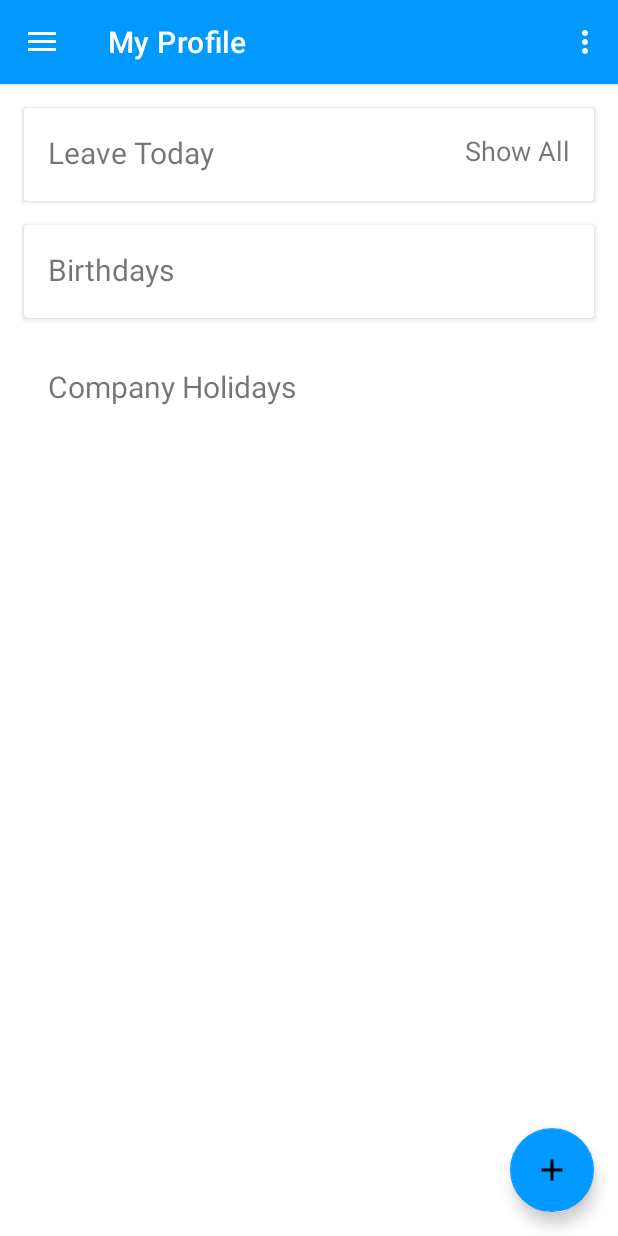
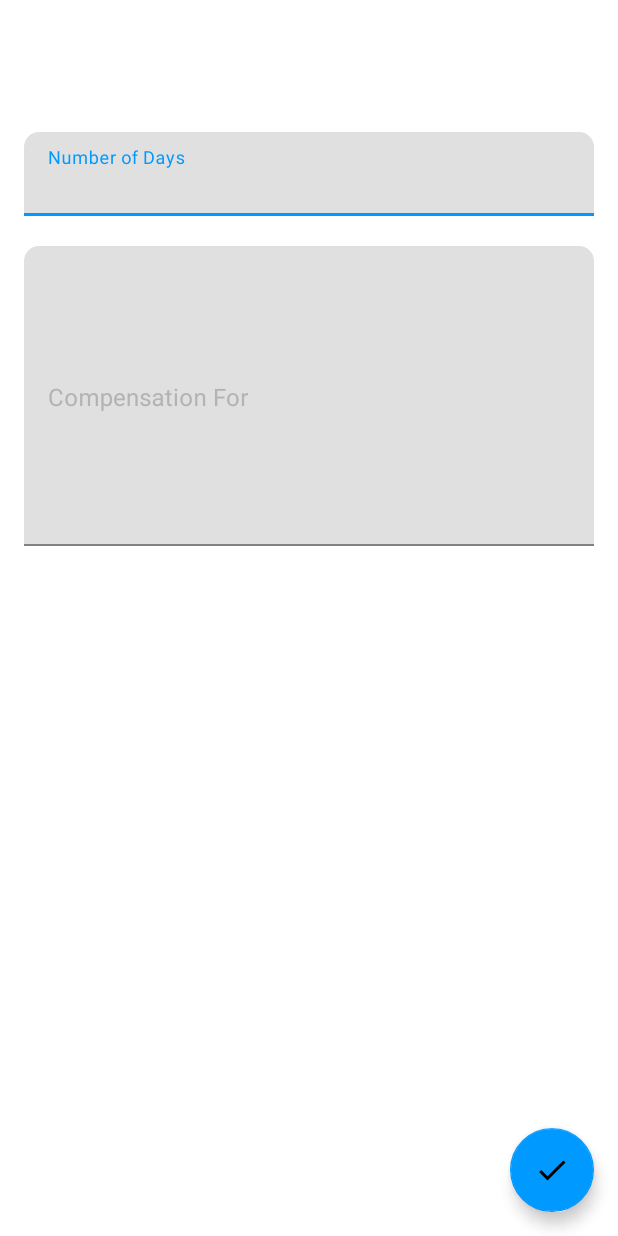
Before and after one commit to incwell-technology/and-lms, an Android app: the DashboardActivity screen opened directly, with no data from a screen before it, in the side drawer, after a tap on "Apply Compensation", on a phone screen of 412 x 824 dp. Run offline under Robolectric (Android 15) with nearby library versions, the phone set to English and light mode, and no system bars; our stand-ins replace Picasso, data binding; libraries missing offline, so code that uses them is left out: com.mikhaellopez.circularimageview, com.orhanobut.hawk, com.xwray.groupie; network calls fail; pictures from the network do not load; 4 statements that could not run were skipped.

Commit message:
compensation feature done

```diff
--- a/app/src/main/AndroidManifest.xml
+++ b/app/src/main/AndroidManifest.xml
@@ -15,7 +15,9 @@
             android:supportsRtl="true"
             android:theme="@style/AppTheme"
             tools:ignore="GoogleAppIndexingWarning">
-        <activity android:name="com.incwelltechnology.lms.ui.leaveRequest.LeaveActivity">
+        <activity android:name=".ui.compensation.CompensationActivity">
+        </activity>
+        <activity android:name=".ui.leaveRequest.LeaveActivity">
         </activity>
         <activity android:name=".ui.employee.EmployeeActivity">
         </activity>
--- /dev/null
+++ b/app/src/main/java/com/incwelltechnology/lms/data/model/Compensation.kt
@@ -0,0 +1,6 @@
+package com.incwelltechnology.lms.data.model
+
+data class Compensation(
+    val days:String,
+    val leave_reason:String
+)
--- a/app/src/main/java/com/incwelltechnology/lms/data/network/LmsApi.kt
+++ b/app/src/main/java/com/incwelltechnology/lms/data/network/LmsApi.kt
@@ -27,6 +27,9 @@ interface LmsApi {
     @POST("leaves/create")
     suspend fun applyLeave(@Body leaveRequest: LeaveRequest):Response<BaseResponse<LeaveRequest>>
 
+    @POST("compensation/create")
+    suspend fun createCompensation(@Body compensationApply: Compensation): Response<BaseResponse<Compensation>>
+
 
     companion object {
         operator fun invoke(userTokenInterceptor: UserTokenInterceptor,networkConnectionInterceptor: NetworkConnectionInterceptor): LmsApi {
--- /dev/null
+++ b/app/src/main/java/com/incwelltechnology/lms/module/CompensationModules.kt
@@ -0,0 +1,13 @@
+package com.incwelltechnology.lms.module
+
+import com.incwelltechnology.lms.data.repository.CompensationRepository
+import com.incwelltechnology.lms.ui.compensation.CompensationActivity
+import com.incwelltechnology.lms.ui.compensation.CompensationViewModel
+import org.koin.androidx.viewmodel.dsl.viewModel
+import org.koin.dsl.module
+
+val compensationModule= module {
+    viewModel { CompensationViewModel(get()) }
+    single { CompensationRepository(get()) }
+    single { CompensationActivity() }
+}
--- /dev/null
+++ b/app/src/main/java/com/incwelltechnology/lms/ui/compensation/CompensationActivity.kt
@@ -0,0 +1,53 @@
+package com.incwelltechnology.lms.ui.compensation
+
+import android.os.Bundle
+import androidx.lifecycle.LiveData
+import androidx.lifecycle.Observer
+import com.incwelltechnology.lms.R
+import com.incwelltechnology.lms.databinding.ActivityCompensationBinding
+import com.incwelltechnology.lms.ui.BaseActivity
+import com.incwelltechnology.lms.util.hide
+import com.incwelltechnology.lms.util.show
+import com.incwelltechnology.lms.util.snack
+import kotlinx.android.synthetic.main.activity_compensation.*
+import org.koin.androidx.viewmodel.ext.android.viewModel
+
+class CompensationActivity : BaseActivity<ActivityCompensationBinding>() {
+
+    private val compensationViewModel: CompensationViewModel by viewModel()
+
+    override fun onCreate(savedInstanceState: Bundle?) {
+        super.onCreate(savedInstanceState)
+        super.dataBinding.cvm = compensationViewModel
+
+        apply_compensation.setOnClickListener {
+            when {
+                compensationViewModel.days.isNullOrEmpty() -> {
+                    til_days.error = "Days field cannot be Empty"
+                    til_days.requestFocus()
+                    return@setOnClickListener
+                }
+                compensationViewModel.compensationReason.isNullOrEmpty() -> {
+                    til_reason.error = "Reason field cannot be Empty"
+                    til_reason.requestFocus()
+                    return@setOnClickListener
+                }
+                else -> {
+                    compensationViewModel.onApplyCompensationButtonClick()
+                    circular_progress.show()
+                    val message: LiveData<String> = compensationViewModel.message
+                    message.observe(this, Observer {
+                        circular_progress.hide()
+                        apply_compensation.snack("${message.value}")
+                        days.text?.clear()
+                        compReason.text?.clear()
+                    })
+                }
+            }
+        }
+    }
+
+    override fun getLayout(): Int {
+        return R.layout.activity_compensation
+    }
+}
--- /dev/null
+++ b/app/src/main/java/com/incwelltechnology/lms/ui/compensation/CompensationViewModel.kt
@@ -0,0 +1,30 @@
+package com.incwelltechnology.lms.ui.compensation
+
+import androidx.lifecycle.MutableLiveData
+import androidx.lifecycle.ViewModel
+import com.incwelltechnology.lms.data.repository.CompensationRepository
+import com.incwelltechnology.lms.util.Coroutine
+import kotlinx.coroutines.Dispatchers
+import kotlinx.coroutines.withContext
+
+class CompensationViewModel(private val compensationRepository: CompensationRepository):ViewModel() {
+
+    var days:String ?= null
+    var compensationReason:String ?= null
+    var message:MutableLiveData<String> = MutableLiveData()
+
+    fun onApplyCompensationButtonClick(){
+        Coroutine.io {
+            val compensationResponse=compensationRepository.createCompensation(days!!,compensationReason!!)
+            if(compensationResponse.body()!!.status){
+                withContext(Dispatchers.Main){
+                    message.value="Request for compensation applied successfully!"
+                }
+            }else{
+                withContext(Dispatchers.Main){
+                    message.value="Sorry! Your request failed."
+                }
+            }
+        }
+    }
+}
--- a/app/src/main/java/com/incwelltechnology/lms/ui/home/DashboardActivity.kt
+++ b/app/src/main/java/com/incwelltechnology/lms/ui/home/DashboardActivity.kt
@@ -22,6 +22,7 @@ import com.incwelltechnology.lms.databinding.ActivityDashboardBinding
 import com.incwelltechnology.lms.ui.BaseActivity
 import com.incwelltechnology.lms.ui.auth.AuthViewModel
 import com.incwelltechnology.lms.ui.auth.LoginActivity
+import com.incwelltechnology.lms.ui.compensation.CompensationActivity
 import com.incwelltechnology.lms.ui.employee.EmployeeActivity
 import com.incwelltechnology.lms.ui.home.birthday.BirthdayItem
 import com.incwelltechnology.lms.ui.home.fragment.ProfileFragment
@@ -144,20 +145,19 @@ class DashboardActivity : BaseActivity<ActivityDashboardBinding>(), NavigationVi
         // Handle navigation view item clicks here.
         when (item.itemId) {
             R.id.nav_my_profile -> {
-                // Handle the my profile action
                 addFragment(ProfileFragment(),true,"ProfileFragment")
                 toolbar.title="My Profile"
             }
             R.id.nav_users -> {
-                // Handle the my profile action
                 val intent = Intent(this, EmployeeActivity::class.java)
                 startActivity(intent)
                 overridePendingTransition(R.anim.slide_in_right, R.anim.slide_in_left)
 
             }
             R.id.nav_apply_compensation -> {
-                // Handle the my profile action
-
+                val intent=Intent(this, CompensationActivity::class.java)
+                startActivity(intent)
+                overridePendingTransition(R.anim.slide_in_right, R.anim.slide_in_left)
             }
         }
         val drawerLayout: DrawerLayout = findViewById(R.id.drawer_layout)
--- /dev/null
+++ b/app/src/main/res/layout/activity_compensation.xml
@@ -0,0 +1,88 @@
+<?xml version="1.0" encoding="utf-8"?>
+<layout
+        xmlns:android="http://schemas.android.com/apk/res/android"
+        xmlns:tools="http://schemas.android.com/tools"
+        xmlns:app="http://schemas.android.com/apk/res-auto"
+        tools:context=".ui.compensation.CompensationActivity">
+    <data>
+        <variable
+                name="cvm"
+                type="com.incwelltechnology.lms.ui.compensation.CompensationViewModel"/>
+    </data>
+    <FrameLayout
+            android:layout_width="match_parent"
+            android:layout_height="match_parent">
+
+        <androidx.appcompat.widget.LinearLayoutCompat
+                android:layout_width="match_parent"
+                android:layout_height="wrap_content"
+                android:layout_marginTop="?attr/actionBarSize"
+                android:orientation="vertical">
+            <com.google.android.material.textfield.TextInputLayout
+                    android:id="@+id/til_days"
+                    app:boxStrokeColor="@color/colorPrimary"
+                    android:textColorHint="@color/colorTextSecondary"
+                    android:layout_width="match_parent"
+                    android:layout_height="wrap_content"
+                    android:hint="@string/hint_nod"
+                    style="@style/Widget.MaterialComponents.TextInputLayout.FilledBox"
+                    android:layout_marginEnd="@dimen/dimen_8x2"
+                    app:boxCornerRadiusTopEnd="@dimen/dimen_5x2"
+                    app:boxCornerRadiusTopStart="@dimen/dimen_5x2"
+                    android:layout_marginTop="@dimen/dimen_8x4"
+                    android:layout_marginBottom="@dimen/dimen_8x2"
+                    android:layout_marginStart="@dimen/dimen_8x2">
+                <com.google.android.material.textfield.TextInputEditText
+                        android:text="@={cvm.days}"
+                        android:id="@+id/days"
+                        android:textColor="@color/colorText"
+                        android:layout_width="match_parent"
+                        android:layout_height="wrap_content"/>
+
+            </com.google.android.material.textfield.TextInputLayout>
+
+            <com.google.android.material.textfield.TextInputLayout
+                    android:id="@+id/til_reason"
+                    app:boxStrokeColor="@color/colorPrimary"
+                    android:textColorHint="@color/colorTextSecondary"
+                    android:layout_marginStart="@dimen/dimen_8x2"
+                    android:layout_marginEnd="@dimen/dimen_8x2"
+                    android:layout_marginBottom="@dimen/dimen_8x4"
+                    android:layout_marginTop="@dimen/dimen_4"
+                    app:boxCornerRadiusTopEnd="@dimen/dimen_5x2"
+                    app:boxCornerRadiusTopStart="@dimen/dimen_5x2"
+                    android:layout_width="match_parent"
+                    android:layout_height="wrap_content"
+                    android:hint="@string/hint_compensation_for"
+                    style="@style/Widget.MaterialComponents.TextInputLayout.FilledBox">
+                <com.google.android.material.textfield.TextInputEditText
+                        android:id="@+id/compReason"
+                        android:text="@={cvm.compensationReason}"
+                        android:height="200dp"
+                        android:gravity="start"
+                        android:inputType="textLongMessage|textMultiLine"
+                        android:textColor="@color/colorText"
+                        android:layout_width="match_parent"
+                        android:layout_height="wrap_content"/>
+            </com.google.android.material.textfield.TextInputLayout>
+
+        </androidx.appcompat.widget.LinearLayoutCompat>
+
+        <com.google.android.material.floatingactionbutton.FloatingActionButton
+                android:id="@+id/apply_compensation"
+                android:layout_width="wrap_content"
+                android:layout_height="wrap_content"
+                android:layout_margin="@dimen/fab_margin"
+                android:layout_gravity="bottom|end"
+                app:srcCompat="@drawable/ic_check_black_24dp"
+                app:backgroundTint="@color/colorPrimary"/>
+
+        <ProgressBar
+                android:id="@+id/circular_progress"
+                android:visibility="gone"
+                android:layout_width="wrap_content"
+                android:layout_height="wrap_content"
+                android:layout_gravity="center"/>
+
+    </FrameLayout>
+</layout>
--- a/app/src/main/res/values/strings.xml
+++ b/app/src/main/res/values/strings.xml
@@ -34,4 +34,6 @@
     <string name="hint_duration">Duration</string>
     <string name="hint_tol">Type of leaveRequest</string>
     <string name="hint_leavereason">Leave Reason</string>
+    <string name="hint_nod">Number of Days</string>
+    <string name="hint_compensation_for">Compensation For</string>
 </resources>
```
Also changed, not shown: app/src/main/java/com/incwelltechnology/lms/App.kt (+10 -1 lines), app/src/main/java/com/incwelltechnology/lms/data/repository/CompensationRepository.kt (added, +13 -0 lines).
